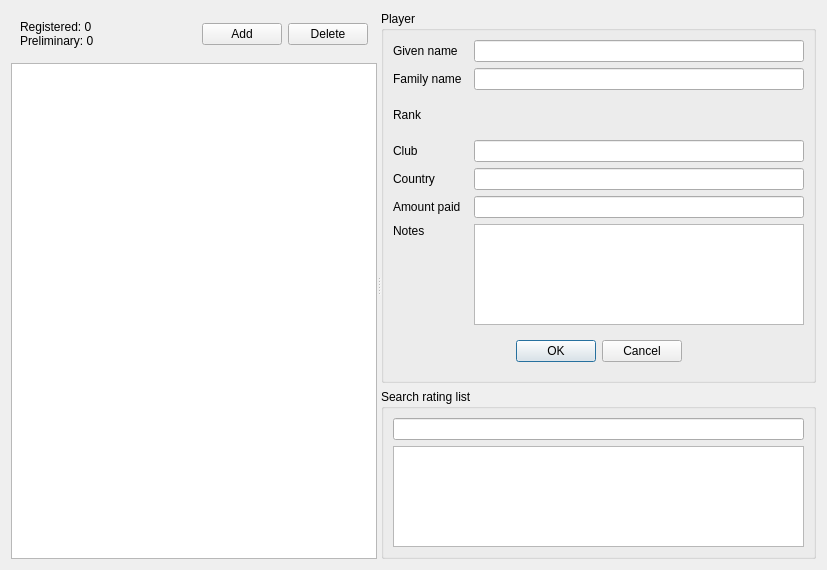
First picture: the form in player_tab.ui, repository centowen/pybaduk, before the edit.
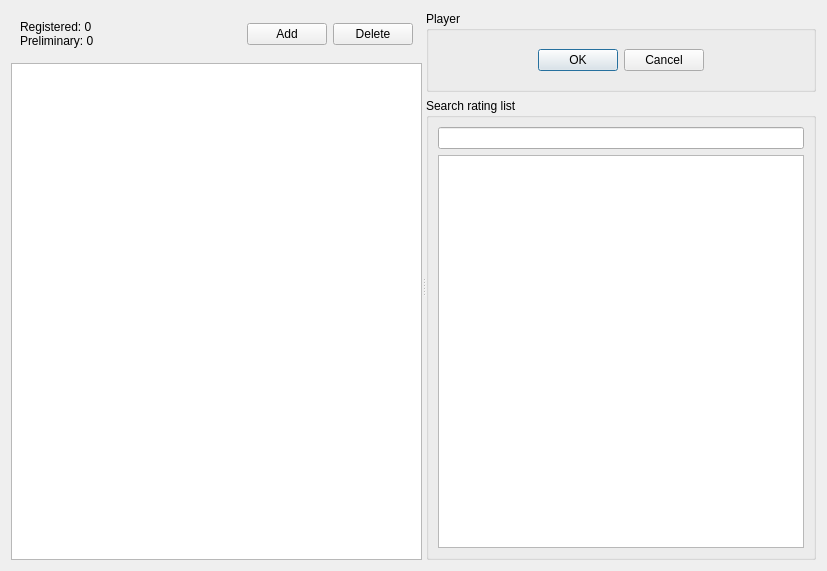
Second picture: the form after the edit.

Commit message: Editing players now properly edits all fields in config.

The edit to the form file:
```diff
--- a/player_tab.ui
+++ b/player_tab.ui
@@ -7,7 +7,7 @@
     <x>0</x>
     <y>0</y>
     <width>827</width>
-    <height>570</height>
+    <height>571</height>
    </rect>
   </property>
   <property name="windowTitle">
@@ -105,119 +105,14 @@
          <property name="title">
           <string>Player</string>
          </property>
-         <layout class="QGridLayout" name="gridLayout">
-          <item row="0" column="0">
-           <widget class="QLabel" name="label_2">
-            <property name="text">
-             <string>Given name</string>
-            </property>
-            <property name="buddy">
-             <cstring>given_name</cstring>
-            </property>
-           </widget>
-          </item>
-          <item row="0" column="2">
-           <widget class="QLineEdit" name="given_name"/>
-          </item>
-          <item row="2" column="0">
-           <widget class="QLabel" name="label_4">
-            <property name="text">
-             <string>Rank</string>
-            </property>
-           </widget>
-          </item>
-          <item row="1" column="0">
-           <widget class="QLabel" name="label_3">
-            <property name="text">
-             <string>Family name</string>
-            </property>
-            <property name="buddy">
-             <cstring>family_name</cstring>
-            </property>
-           </widget>
-          </item>
-          <item row="1" column="2">
-           <widget class="QLineEdit" name="family_name"/>
-          </item>
-          <item row="6" column="2">
-           <widget class="QPlainTextEdit" name="plainTextEdit"/>
-          </item>
-          <item row="4" column="2">
-           <widget class="QLineEdit" name="lineEdit_5"/>
-          </item>
-          <item row="6" column="0">
-           <widget class="QLabel" name="label_8">
-            <property name="text">
-             <string>Notes</string>
-            </property>
-            <property name="alignment">
-             <set>Qt::AlignLeading|Qt::AlignLeft|Qt::AlignTop</set>
-            </property>
-            <property name="buddy">
-             <cstring>plainTextEdit</cstring>
-            </property>
-           </widget>
-          </item>
-          <item row="2" column="2">
-           <widget class="QWidget" name="rank_container" native="true">
-            <layout class="QHBoxLayout" name="rank_layout">
-             <item>
-              <spacer name="horizontalSpacer_2">
-               <property name="orientation">
-                <enum>Qt::Horizontal</enum>
-               </property>
-               <property name="sizeHint" stdset="0">
-                <size>
-                 <width>40</width>
-                 <height>20</height>
-                </size>
-               </property>
-              </spacer>
-             </item>
-            </layout>
-           </widget>
-          </item>
-          <item row="5" column="2">
-           <widget class="QLineEdit" name="lineEdit_4">
-            <property name="inputMethodHints">
-             <set>Qt::ImhNone</set>
-            </property>
-           </widget>
-          </item>
-          <item row="3" column="0">
-           <widget class="QLabel" name="label_5">
-            <property name="text">
-             <string>Club</string>
-            </property>
-            <property name="buddy">
-             <cstring>lineEdit_3</cstring>
-            </property>
-           </widget>
-          </item>
-          <item row="3" column="2">
-           <widget class="QLineEdit" name="lineEdit_3"/>
-          </item>
-          <item row="4" column="0">
-           <widget class="QLabel" name="label_6">
-            <property name="text">
-             <string>Country</string>
-            </property>
-            <property name="buddy">
-             <cstring>lineEdit_5</cstring>
-            </property>
-           </widget>
-          </item>
-          <item row="5" column="0">
-           <widget class="QLabel" name="label_7">
-            <property name="text">
-             <string>Amount paid</string>
-            </property>
-            <property name="buddy">
-             <cstring>lineEdit_4</cstring>
-            </property>
-           </widget>
-          </item>
-          <item row="7" column="0" colspan="3">
+         <layout class="QFormLayout" name="player_edit_layout">
+          <property name="fieldGrowthPolicy">
+           <enum>QFormLayout::AllNonFixedFieldsGrow</enum>
+          </property>
+          <property name="verticalSpacing">
+           <number>6</number>
+          </property>
+          <item row="0" column="0" colspan="2">
            <widget class="QWidget" name="widget_5" native="true">
             <layout class="QHBoxLayout" name="horizontalLayout_4">
              <item>
```
Left out of the diff: 6 changed lines with no effect on the pictures. The commit also changes 3 other files.
